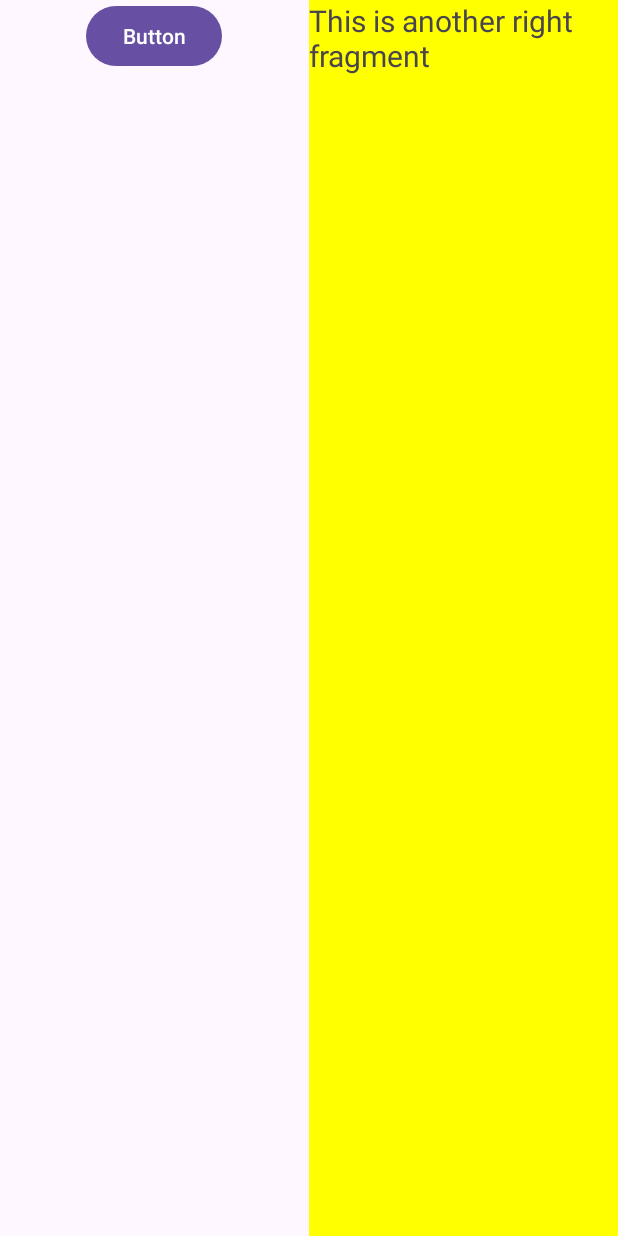
After one commit to wangzhangjun/Android-study, an Android app: the fragment FragmentAnotherFragment placed in its activity, on a phone screen of 412 x 824 dp. The commit adds this screen. Run offline under Robolectric (Android 15) with nearby library versions, the phone set to English and light mode, and no system bars; our stand-ins replace navigation-ui.

Commit message:
fragment

```diff
--- a/ActivityLifeCycle/app/src/main/AndroidManifest.xml
+++ b/ActivityLifeCycle/app/src/main/AndroidManifest.xml
@@ -3,6 +3,7 @@
     xmlns:tools="http://schemas.android.com/tools">
 
     <application
+        android:name="com.example.activitylifecycle.MainApplication"
         android:allowBackup="true"
         android:dataExtractionRules="@xml/data_extraction_rules"
         android:fullBackupContent="@xml/backup_rules"
@@ -22,6 +23,11 @@
             android:label="@string/title_activity_normal"
             android:theme="@style/Theme.ActivityLifeCycle" />
         <activity
+            android:name=".fragment.FragmentActivity"
+            android:exported="false"
+            android:label="@string/title_activity_normal"
+            android:theme="@style/Theme.ActivityLifeCycle" />
+        <activity
             android:name=".MainActivity"
             android:exported="true">
             <intent-filter>
--- /dev/null
+++ b/ActivityLifeCycle/app/src/main/java/com/example/activitylifecycle/fragment/FragmentActivity.java
@@ -0,0 +1,48 @@
+package com.example.activitylifecycle.fragment;
+
+import android.os.Bundle;
+import android.view.View;
+import android.widget.Button;
+
+import androidx.appcompat.app.AppCompatActivity;
+import androidx.fragment.app.Fragment;
+import androidx.fragment.app.FragmentManager;
+import androidx.fragment.app.FragmentTransaction;
+import androidx.navigation.ui.AppBarConfiguration;
+
+import com.example.activitylifecycle.R;
+import com.example.activitylifecycle.databinding.DialogActivityBinding;
+
+public class FragmentActivity extends AppCompatActivity implements  View.OnClickListener{
+    private AppBarConfiguration appBarConfiguration;
+    private DialogActivityBinding binding;
+    Fragment fragmentleft;
+
+    @Override
+    protected void onCreate(Bundle savedInstanceState) {
+        super.onCreate(savedInstanceState);
+        setContentView(R.layout.fragment_activity);
+        fragmentleft = (FragmentLeft) getSupportFragmentManager().findFragmentById(R.id.left_fragment);
+        if(fragmentleft != null) {
+            Button button = (Button) findViewById(R.id.left_fragment_button);
+            button.setOnClickListener(this);
+        }
+        replaceFragment(new FragmentRight());
+    }
+
+    @Override
+    public void onClick(View v) {
+        if( fragmentleft != null ) {
+            //FrameLayout所有的控件默认都会摆放在布局的左上角。由于这里仅需要在布局里放入一个碎片，不需要任何定位，因此非常适合使用FrameLayout。
+            replaceFragment(new FragmentAnotherFragment());  //动态替换另一个fragment
+        }
+    }
+
+    private void replaceFragment(Fragment fragment) {
+        FragmentManager fragmentManager = getSupportFragmentManager();
+        FragmentTransaction transaction = fragmentManager.beginTransaction();
+        transaction.replace(R.id.right_layout, fragment);
+        transaction.addToBackStack(null);  // 加这一句是为了返回时，只返回当前的fragment,没有这一句就直接回到最开始的页面
+        transaction.commit();
+    }
+}
--- /dev/null
+++ b/ActivityLifeCycle/app/src/main/java/com/example/activitylifecycle/fragment/FragmentAnotherFragment.java
@@ -0,0 +1,21 @@
+package com.example.activitylifecycle.fragment;
+
+import android.os.Bundle;
+import android.view.LayoutInflater;
+import android.view.View;
+import android.view.ViewGroup;
+
+import androidx.annotation.NonNull;
+import androidx.annotation.Nullable;
+import androidx.fragment.app.Fragment;
+
+import com.example.activitylifecycle.R;
+
+public class FragmentAnotherFragment extends Fragment {
+    @Nullable
+    @Override
+    public View onCreateView(@NonNull LayoutInflater inflater, @Nullable ViewGroup container, @Nullable Bundle savedInstanceState) {
+        View view = inflater.inflate(R.layout.fragment_another_right,container,false); //对应到xml文件名
+        return view;
+    }
+}
--- /dev/null
+++ b/ActivityLifeCycle/app/src/main/java/com/example/activitylifecycle/fragment/FragmentLeft.java
@@ -0,0 +1,22 @@
+package com.example.activitylifecycle.fragment;
+
+import android.os.Bundle;
+import android.view.LayoutInflater;
+import android.view.View;
+import android.view.ViewGroup;
+
+import androidx.annotation.NonNull;
+import androidx.annotation.Nullable;
+import androidx.fragment.app.Fragment;
+
+import com.example.activitylifecycle.R;
+
+// 从这里来看Framement也就是一些元素的标签之类的，和Activity类似，可能后续的其他生命周期不一样，往后再学
+public class FragmentLeft extends Fragment {
+    @Nullable
+    @Override
+    public View onCreateView(@NonNull LayoutInflater inflater, @Nullable ViewGroup container, @Nullable Bundle savedInstanceState) {
+       View view = inflater.inflate(R.layout.fragment_left,container,false);
+       return view;
+    }
+}
--- /dev/null
+++ b/ActivityLifeCycle/app/src/main/java/com/example/activitylifecycle/fragment/FragmentRight.java
@@ -0,0 +1,76 @@
+package com.example.activitylifecycle.fragment;
+
+import android.content.Context;
+import android.os.Bundle;
+import android.util.Log;
+import android.view.LayoutInflater;
+import android.view.View;
+import android.view.ViewGroup;
+
+import androidx.annotation.NonNull;
+import androidx.annotation.Nullable;
+import androidx.fragment.app.Fragment;
+
+import com.example.activitylifecycle.R;
+
+public class FragmentRight extends Fragment {
+    public static final String TAG = "RightFragment";
+
+    @Nullable
+    @Override
+    public View onCreateView(@NonNull LayoutInflater inflater, @Nullable ViewGroup container, @Nullable Bundle savedInstanceState) {
+        View view = inflater.inflate(R.layout.fragment_right,container,false); //对应到xml文件名
+        return view;
+    }
+
+    @Override
+    public void onAttach(Context context) {
+        super.onAttach(context);
+        Log.d(TAG, "onAttach");
+    }
+    @Override
+    public void onCreate(Bundle savedInstanceState) {
+        super.onCreate(savedInstanceState);
+        Log.d(TAG, "onCreate");
+    }
+    @Override
+    public void onActivityCreated(Bundle savedInstanceState) {
+        super.onActivityCreated(savedInstanceState);
+        Log.d(TAG, "onActivityCreated");
+    }
+    @Override
+    public void onStart() {
+        super.onStart();
+        Log.d(TAG, "onStart");
+    }
+    @Override
+    public void onResume() {
+        super.onResume();
+        Log.d(TAG, "onResume");
+    }
+    @Override
+    public void onPause() {
+        super.onPause();
+        Log.d(TAG, "onPause");
+    }
+    @Override
+    public void onStop() {
+        super.onStop();
+        Log.d(TAG, "onStop");
+    }
+    @Override
+    public void onDestroyView() {
+        super.onDestroyView();
+        Log.d(TAG, "onDestroyView");
+    }
+    @Override
+    public void onDestroy() {
+        super.onDestroy();
+        Log.d(TAG, "onDestroy");
+    }
+    @Override
+    public void onDetach() {
+        super.onDetach();
+        Log.d(TAG, "onDetach");
+    }
+}
--- a/ActivityLifeCycle/app/src/main/res/layout/activity_main.xml
+++ b/ActivityLifeCycle/app/src/main/res/layout/activity_main.xml
@@ -12,4 +12,9 @@
         android:layout_width="match_parent"
         android:layout_height="wrap_content"
         android:text="Start DialogActivity" />
+    <Button
+        android:id="@+id/start_fragment_activity"
+        android:layout_width="match_parent"
+        android:layout_height="wrap_content"
+        android:text="Start FragmentActivity" />
 </LinearLayout>
--- /dev/null
+++ b/ActivityLifeCycle/app/src/main/res/layout/fragment_activity.xml
@@ -0,0 +1,18 @@
+<LinearLayout xmlns:android="http://schemas.android.com/apk/res/android"
+    android:orientation="horizontal"
+    android:layout_width="match_parent"
+    android:layout_height="match_parent">
+    <fragment
+        android:id="@+id/left_fragment"
+        android:name="com.example.activitylifecycle.fragment.FragmentLeft"
+        android:layout_width="0dp"
+        android:layout_height="match_parent"
+        android:layout_weight="1" />
+
+        <FrameLayout
+            android:id="@+id/right_layout"
+            android:layout_width="0dp"
+            android:layout_height="match_parent"
+            android:layout_weight="1">
+        </FrameLayout>
+</LinearLayout>
--- /dev/null
+++ b/ActivityLifeCycle/app/src/main/res/layout/fragment_another_right.xml
@@ -0,0 +1,13 @@
+<LinearLayout xmlns:android="http://schemas.android.com/apk/res/android"
+    android:orientation="vertical"
+    android:background="#ffff00"
+    android:layout_width="match_parent"
+    android:layout_height="match_parent">
+    <TextView
+        android:layout_width="wrap_content"
+        android:layout_height="wrap_content"
+        android:layout_gravity="center_horizontal"
+        android:textSize="20sp"
+        android:text="This is another right fragment"
+        />
+</LinearLayout>
--- /dev/null
+++ b/ActivityLifeCycle/app/src/main/res/layout/fragment_left.xml
@@ -0,0 +1,12 @@
+<LinearLayout xmlns:android="http://schemas.android.com/apk/res/android"
+    android:orientation="vertical"
+    android:layout_width="match_parent"
+    android:layout_height="match_parent">
+    <Button
+        android:id="@+id/left_fragment_button"
+        android:layout_width="wrap_content"
+        android:layout_height="wrap_content"
+        android:layout_gravity="center_horizontal"
+        android:text="Button"
+        />
+</LinearLayout>
--- a/ActivityLifeCycle/app/src/main/res/navigation/nav_graph.xml
+++ b/ActivityLifeCycle/app/src/main/res/navigation/nav_graph.xml
@@ -9,7 +9,7 @@
         android:id="@+id/FirstFragment"
         android:name="com.example.activitylifecycle.FirstFragment"
         android:label="@string/first_fragment_label"
-        tools:layout="@layout/fragment_first">
+        tools:layout="@layout/fragment_left">
 
         <action
             android:id="@+id/action_FirstFragment_to_SecondFragment"
--- a/ActivityLifeCycle/app/src/main/res/navigation/nav_graph2.xml
+++ b/ActivityLifeCycle/app/src/main/res/navigation/nav_graph2.xml
@@ -9,7 +9,7 @@
         android:id="@+id/First2Fragment"
         android:name="com.example.activitylifecycle.First2Fragment"
         android:label="@string/first_fragment_label"
-        tools:layout="@layout/fragment_first2">
+        tools:layout="@layout/fragment_right">
 
         <action
             android:id="@+id/action_First2Fragment_to_Second2Fragment"
```
Also changed, not shown: ActivityLifeCycle/app/src/main/java/com/example/activitylifecycle/MainActivity.java (+11 -4 lines), ActivityLifeCycle/app/src/main/java/com/example/activitylifecycle/MainApplication.java (added, +15 -0 lines), ActivityLifeCycle/app/src/main/res/layout/fragment_first.xml (deleted, +0 -35 lines), ActivityLifeCycle/app/src/main/res/layout/fragment_first2.xml (deleted, +0 -35 lines), ActivityLifeCycle/app/src/main/res/layout/fragment_right.xml (added, +13 -0 lines).
